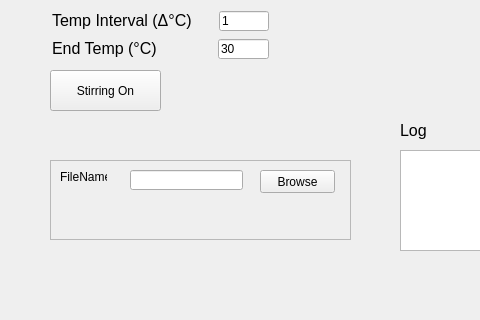
Above: CuvetteSpectra_GUI.ui from csiefe/CuvetteSpectra before the change; both pictures show x 0 to 480 and y 280 to 600 of the 785 by 600 pixel window. Below: the same form after it.
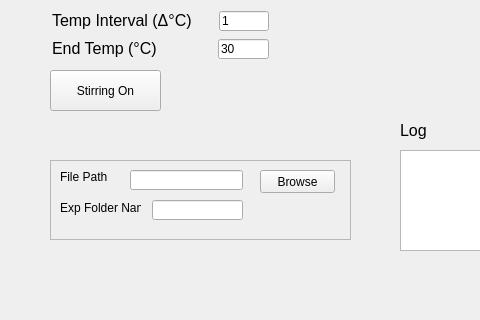
That is the form after the change. Custom widgets are drawn as their Qt base class.

Commit message: Changes made to try to create exp folder.

What changed in the file:
```diff
--- a/CuvetteSpectra_GUI.ui
+++ b/CuvetteSpectra_GUI.ui
@@ -1329,7 +1329,7 @@
       </rect>
      </property>
      <property name="text">
-      <string>FileName</string>
+      <string>File Path</string>
      </property>
     </widget>
     <widget class="QLineEdit" name="file_lineedit">
@@ -1342,6 +1342,29 @@
       </rect>
      </property>
     </widget>
+    <widget class="QLineEdit" name="file_name_lineedit">
+     <property name="geometry">
+      <rect>
+       <x>102</x>
+       <y>40</y>
+       <width>91</width>
+       <height>20</height>
+      </rect>
+     </property>
+    </widget>
+    <widget class="QLabel" name="file_path_label_2">
+     <property name="geometry">
+      <rect>
+       <x>10</x>
+       <y>40</y>
+       <width>81</width>
+       <height>16</height>
+      </rect>
+     </property>
+     <property name="text">
+      <string>Exp Folder Name</string>
+     </property>
+    </widget>
    </widget>
    <widget class="QWidget" name="layoutWidget">
     <property name="geometry">
```
Left out of the diff: 6 changed lines with no effect on the pictures. The commit also changes 1 other file.
